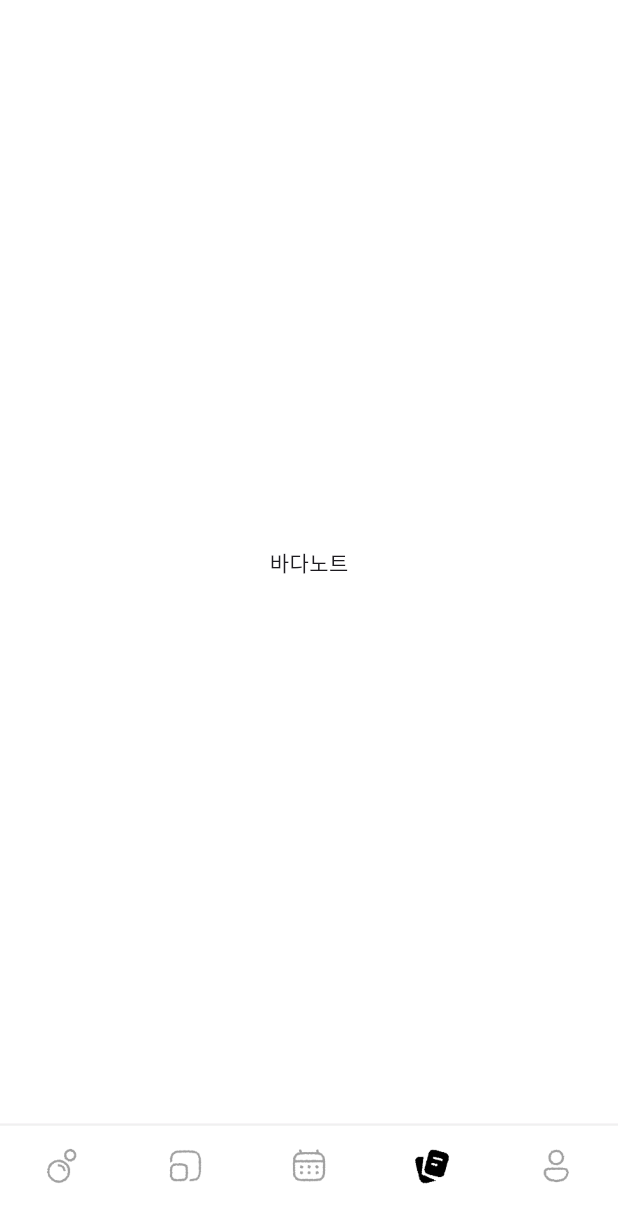
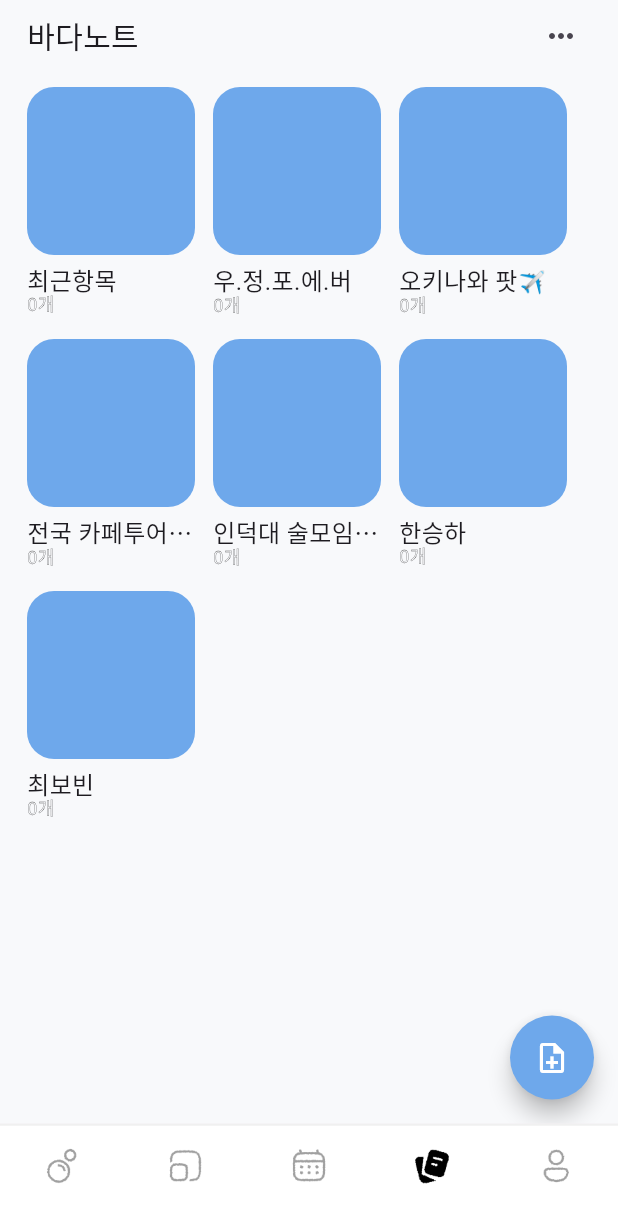
Before and after one commit to cherry1m/UYOUNG, a Flutter app: the screen it shows after launch, item 4 of the bottom bar chosen, on a phone screen of 412 x 824 dp. Shown: the top 1223 px of the screen. Run offline on Flutter 3.47's test engine with Material 3 defaults, Android fonts, the phone set to English and light mode, and no system bars; our stand-ins replace google_maps_flutter, image_picker, shared_preferences, table_calendar; Roboto replaces fonts that are missing (memomentKkukkkuk).

Commit message:
feat: 바다노트 초기 구조 세팅 및 메인화면 1차 구현

```diff
--- a/lib/app.dart
+++ b/lib/app.dart
@@ -3,6 +3,7 @@
 import 'package:uyoung/src/view/common/navigation/uyoung_bottom_nav_bar.dart';
 import 'package:uyoung/src/view/pages/memory/memory_main_page.dart';
 import 'package:uyoung/src/view/pages/calendar/calendar_main_page.dart';
+import 'package:uyoung/src/view/pages/ocean/ocean_note_main_page.dart';
 
 class UyoungApp extends StatefulWidget {
   const UyoungApp({Key? key}) : super(key: key);
@@ -27,7 +28,7 @@
             _DummyPage(title: '홈'), // 0
             MemoryMainPage(), // 1 기억섬
             CalendarMainPage(), // 2 캘린더
-            _DummyPage(title: '바다노트'), // 3
+            OceanNoteMainPage(), // 3 바다노트
             _DummyPage(title: '마이페이지'), // 4
           ],
         ),
--- /dev/null
+++ b/lib/src/view/pages/ocean/ocean_note_main_page.dart
@@ -0,0 +1,152 @@
+import 'package:flutter/material.dart';
+import 'package:uyoung/data/app_colors.dart';
+import 'package:uyoung/data/font_style.dart';
+import 'package:uyoung/data/model/calendar/memory_island_list.dart';
+import 'package:uyoung/data/model/calendar/memory_model.dart';
+
+class OceanNoteMainPage extends StatelessWidget {
+  const OceanNoteMainPage({super.key});
+
+  @override
+  Widget build(BuildContext context) {
+    // 바다노트에서 사용할 기본 기억섬 리스트
+    final List<MemoryIsland> islands = defaultMemoryIslands;
+
+    // 아직 노트 개수는 따로 없으니 0으로 고정 (나중에 실제 노트 데이터랑 연동)
+    const int totalNoteCount = 0;
+
+    return Scaffold(
+      backgroundColor: const Color(0xFFF8F9FB),
+      floatingActionButton: FloatingActionButton(
+        onPressed: () {
+          // TODO: 새 바다노트 작성 화면으로 이동
+        },
+        backgroundColor: AppColors.mainBlue,
+        shape: const CircleBorder(),
+        child: const Icon(Icons.note_add_outlined, color: Colors.white),
+      ),
+      body: SafeArea(
+        child: Padding(
+          padding: const EdgeInsets.only(left: 18, right: 14),
+          child: Column(
+            crossAxisAlignment: CrossAxisAlignment.start,
+            children: [
+              // 상단 타이틀 + 더보기 아이콘
+              Row(
+                children: [
+                  Text('바다노트', style: AppFontStyle.H5),
+                  const Spacer(),
+                  IconButton(
+                    onPressed: () {
+                      // TODO: 정렬/필터/설정 바텀시트 등
+                    },
+                    icon: const Icon(Icons.more_horiz, size: 24),
+                  ),
+                ],
+              ),
+
+              const SizedBox(height: 10),
+
+              // 앨범 카드들 (최근항목 + 기억섬 리스트)
+              Expanded(
+                child: SingleChildScrollView(
+                  child: Wrap(
+                    spacing: 12,
+                    runSpacing: 16,
+                    children: [
+                      // 1) 최근항목 고정 카드
+                      _OceanAlbumCard(
+                        title: '최근항목',
+                        count: totalNoteCount,
+                        isRecent: true,
+                        onTap: () {
+                          // TODO: 전체/최근 바다노트 리스트 화면으로 이동
+                        },
+                      ),
+
+                      // 2) 기억섬별 앨범 카드
+                      for (final island in islands)
+                        _OceanAlbumCard(
+                          title: island.name,
+                          count: 0, // 🔥 나중에 island.noteCount 등으로 교체 예정
+                          onTap: () {
+                            // TODO: 이 기억섬에 해당하는 바다노트 리스트로 이동
+                            // Navigator.push(... OceanNoteListPage(island: island));
+                          },
+                        ),
+                    ],
+                  ),
+                ),
+              ),
+            ],
+          ),
+        ),
+      ),
+    );
+  }
+}
+
+/// 앨범 카드 위젯
+class _OceanAlbumCard extends StatelessWidget {
+  final String title;
+  final int count;
+  final VoidCallback onTap;
+
+  /// '최근항목' 카드 여부
+  final bool isRecent;
+
+  const _OceanAlbumCard({
+    required this.title,
+    required this.count,
+    required this.onTap,
+    this.isRecent = false,
+  });
+
+  @override
+  Widget build(BuildContext context) {
+    return GestureDetector(
+      onTap: onTap,
+
+      // 카드 전체 너비 112
+      child: SizedBox(
+        width: 112,
+        child: Column(
+          crossAxisAlignment: CrossAxisAlignment.start,
+          children: [
+            // 썸네일 박스 112x112, radius 18
+            Container(
+              width: 112,
+              height: 112,
+              decoration: BoxDecoration(
+                color: AppColors.mainBlue,
+                borderRadius: BorderRadius.circular(18),
+              ),
+            ),
+            const SizedBox(height: 8),
+
+            // 앨범 이름 (색 점은 나중에 필요 없으면 빼면 됨)
+            Row(
+              crossAxisAlignment: CrossAxisAlignment.center,
+              children: [
+                Expanded(
+                  child: Text(
+                    title,
+                    style: AppFontStyle.M_16,
+                    maxLines: 1,
+                    overflow: TextOverflow.ellipsis,
+                  ),
+                ),
+              ],
+            ),
+            const SizedBox(height: 2),
+
+            Text(
+              '$count개',
+              style: AppFontStyle.S9.copyWith(color: AppColors.gray_03),
+            ),
+          ],
+        ),
+      ),
+    );
+  }
+}
```
